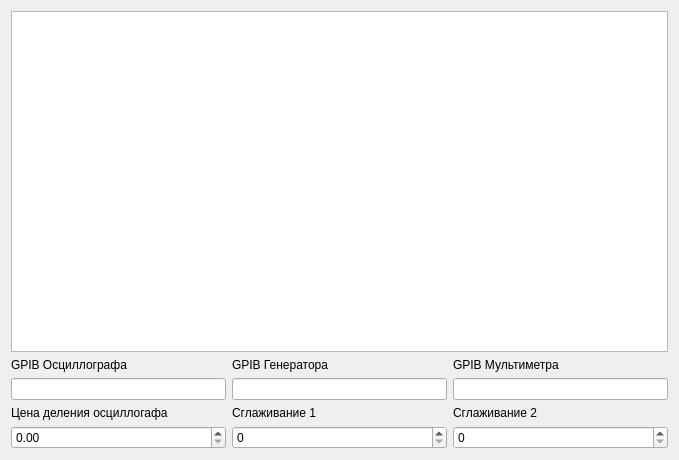
Qt form asec_upr/asec_upr.ui (lierdakil/masec) before a commit.
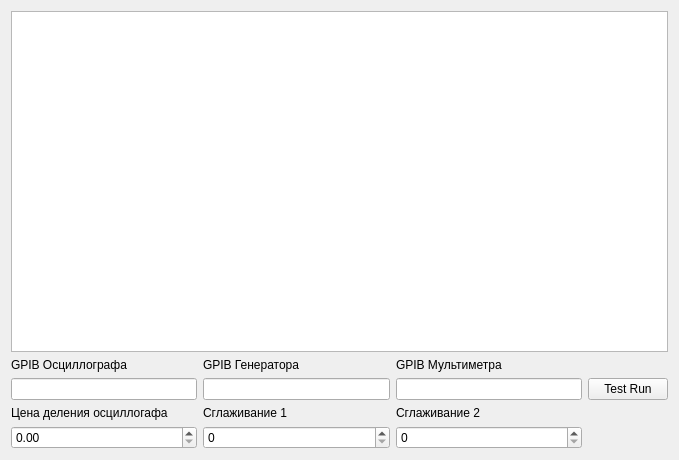
The same form after that commit.

Commit message: even more enchancements to asec_upr ui

Diff of the .ui file:
```diff
--- a/asec_upr/asec_upr.ui
+++ b/asec_upr/asec_upr.ui
@@ -87,6 +87,13 @@
      <item row="3" column="2" >
       <widget class="QSpinBox" name="sbSm2" />
      </item>
+     <item row="1" column="3" >
+      <widget class="QPushButton" name="btRun" >
+       <property name="text" >
+        <string>Test Run</string>
+       </property>
+      </widget>
+     </item>
     </layout>
    </item>
   </layout>
```
The commit also changes 4 other files.
